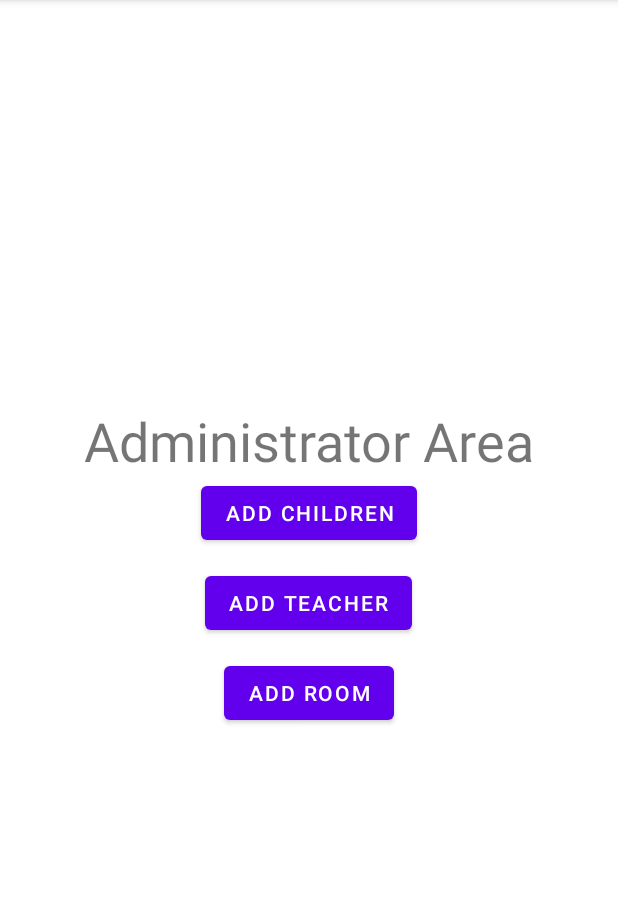
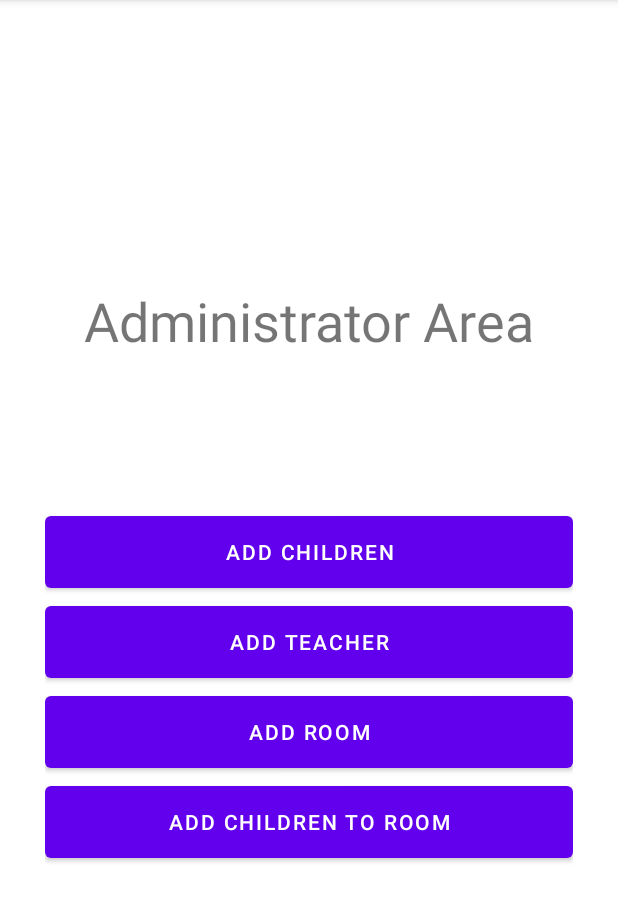
Before and after one commit to filipegoncalves9119/ProjetoPDM, an Android app: the AdminHomeActivity screen opened directly, with no data from a screen before it, on a phone screen of 412 x 824 dp, the part 84-1006 px from its top. Run offline under Robolectric (Android 15) with nearby library versions, the phone set to English and light mode, and no system bars.

Commit message:
addRoomChild

```diff
--- a/MedicacaoCrianca/app/src/main/AndroidManifest.xml
+++ b/MedicacaoCrianca/app/src/main/AndroidManifest.xml
@@ -12,7 +12,8 @@
         android:roundIcon="@mipmap/ic_launcher_round"
         android:supportsRtl="true"
         android:theme="@style/Theme.MedicacaoCrianca">
-        <activity android:name=".TeacherHomeActivity"></activity>
+        <activity android:name=".AddChildRoom"></activity>
+        <activity android:name=".TeacherHomeActivity" />
         <activity android:name=".AddTeacherActivity" />
         <activity android:name=".AddRoomActivity" />
         <activity android:name=".AddChildrenActivity" />
--- a/MedicacaoCrianca/app/src/main/java/com/example/medicacaocrianca/AddRoomActivity.java
+++ b/MedicacaoCrianca/app/src/main/java/com/example/medicacaocrianca/AddRoomActivity.java
@@ -37,7 +37,7 @@ public class AddRoomActivity extends AppCompatActivity implements AdapterView.On
     private EditText roomNumber;
     private Spinner spin;
     DatabaseReference reference;
-    DatabaseReference referenceToRoom ;
+    DatabaseReference referenceToRoom;
 
     FirebaseAuth firebase;
 
@@ -61,8 +61,8 @@ public class AddRoomActivity extends AppCompatActivity implements AdapterView.On
             @Override
             public void onDataChange(@NonNull DataSnapshot snapshot) {
                 List<String> list = new ArrayList<>();
-                for (DataSnapshot ds : snapshot.getChildren()) {
-                    String names = ds.child("name").getValue().toString();
+                for (DataSnapshot data : snapshot.getChildren()) {
+                    String names = data.child("name").getValue().toString();
                     list.add(names);
                 }
 
--- a/MedicacaoCrianca/app/src/main/java/com/example/medicacaocrianca/AdminHomeActivity.java
+++ b/MedicacaoCrianca/app/src/main/java/com/example/medicacaocrianca/AdminHomeActivity.java
@@ -9,9 +9,10 @@ import android.widget.Button;
 
 public class AdminHomeActivity extends AppCompatActivity {
 
-    Button btnAddChildren;
-    Button btnAddRoom;
-    Button btnAddTeacher;
+    private Button btnAddChildren;
+    private Button btnAddRoom;
+    private Button btnAddTeacher;
+    private Button btnAddChildRoom;
 
     @Override
     protected void onCreate(Bundle savedInstanceState) {
@@ -20,6 +21,7 @@ public class AdminHomeActivity extends AppCompatActivity {
         btnAddChildren = findViewById(R.id.addChildren_btn_id);
         btnAddRoom = findViewById(R.id.addRoom_btn_id);
         btnAddTeacher = findViewById(R.id.addTeacher_btn_id);
+        btnAddChildRoom = findViewById(R.id.addChildren_to_room_btn_id);
 
         btnAddChildren.setOnClickListener(new View.OnClickListener() {
             @Override
@@ -45,6 +47,13 @@ public class AdminHomeActivity extends AppCompatActivity {
             }
         });
 
+        btnAddChildRoom.setOnClickListener(new View.OnClickListener() {
+            @Override
+            public void onClick(View v) {
+                Intent intentAddChildRoom = new Intent(AdminHomeActivity.this, AddChildRoom.class);
+                startActivity(intentAddChildRoom);
+            }
+        });
 
     }
 }
--- a/MedicacaoCrianca/app/src/main/res/layout/activity_admin_home.xml
+++ b/MedicacaoCrianca/app/src/main/res/layout/activity_admin_home.xml
@@ -18,11 +18,12 @@
 
     <RelativeLayout
     android:layout_width="match_parent"
-    android:layout_height="60dp">
+    android:layout_height="60dp"
+        android:layout_marginTop="100dp">
     <Button
         android:id="@+id/addChildren_btn_id"
-        android:layout_width="wrap_content"
-        android:layout_height="wrap_content"
+        android:layout_width="match_parent"
+        android:layout_height="100dp"
         android:layout_centerHorizontal="true"
 
         android:text="Add Children"/>
@@ -35,23 +36,37 @@
 
         <Button
             android:id="@+id/addTeacher_btn_id"
-            android:layout_width="wrap_content"
-            android:layout_height="wrap_content"
+            android:layout_width="match_parent"
+            android:layout_height="100dp"
             android:layout_centerHorizontal="true"
             android:text="Add Teacher" />
     </RelativeLayout>
+
 <RelativeLayout
     android:layout_width="match_parent"
     android:layout_height="60dp">
+
     <Button
         android:id="@+id/addRoom_btn_id"
-        android:layout_width="wrap_content"
-        android:layout_height="wrap_content"
+        android:layout_width="match_parent"
+        android:layout_height="100dp"
         android:layout_centerHorizontal="true"
         android:text="Add Room"/>
 </RelativeLayout>
 
 
+    <RelativeLayout
+    android:layout_width="match_parent"
+    android:layout_height="60dp">
+
+    <Button
+        android:id="@+id/addChildren_to_room_btn_id"
+        android:layout_width="match_parent"
+        android:layout_height="100dp"
+        android:layout_centerHorizontal="true"
+
+        android:text="Add Children to room" />
+</RelativeLayout>
 
 
 
```
Also changed, not shown: MedicacaoCrianca/app/src/main/java/com/example/medicacaocrianca/AddChildRoom.java (added, +139 -0 lines), MedicacaoCrianca/app/src/main/java/com/example/medicacaocrianca/TeacherHomeActivity.java (+29 -15 lines), MedicacaoCrianca/app/src/main/java/com/example/medicacaocrianca/dbobjects/ChildRoom.java (added, +32 -0 lines), MedicacaoCrianca/app/src/main/res/layout/activity_add_child_room.xml (added, +77 -0 lines), MedicacaoCrianca/app/src/main/res/layout/activity_teacher_home.xml (+10 -2 lines).
